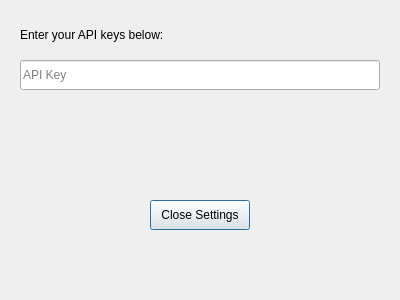
Qt form settings.ui (nakkasoft/das-worklog) before a commit.
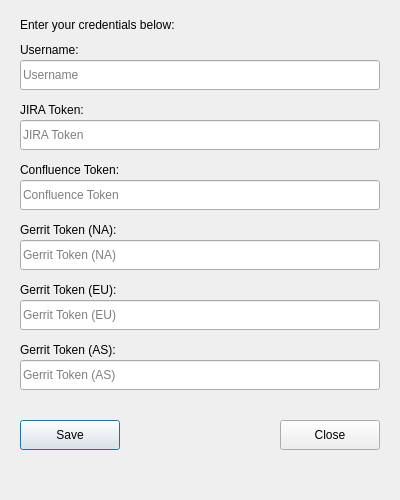
The same form after that commit.

Diff of the .ui file:
```diff
--- a/settings.ui
+++ b/settings.ui
@@ -7,7 +7,7 @@
     <x>0</x>
     <y>0</y>
     <width>400</width>
-    <height>300</height>
+    <height>500</height>
    </rect>
   </property>
   <property name="windowTitle">
@@ -18,16 +18,29 @@
     <property name="geometry">
      <rect>
       <x>20</x>
-      <y>20</y>
+      <y>10</y>
       <width>360</width>
       <height>30</height>
      </rect>
     </property>
     <property name="text">
-     <string>Enter your API keys below:</string>
+     <string>Enter your credentials below:</string>
     </property>
    </widget>
-   <widget class="QLineEdit" name="apiKeyInput">
+   <widget class="QLabel" name="usernameLabel">
+    <property name="geometry">
+     <rect>
+      <x>20</x>
+      <y>40</y>
+      <width>360</width>
+      <height>20</height>
+     </rect>
+    </property>
+    <property name="text">
+     <string>Username:</string>
+    </property>
+   </widget>
+   <widget class="QLineEdit" name="usernameInput">
     <property name="geometry">
      <rect>
       <x>20</x>
@@ -37,20 +50,163 @@
      </rect>
     </property>
     <property name="placeholderText">
-     <string>API Key</string>
+     <string>Username</string>
+    </property>
+   </widget>
+   <widget class="QLabel" name="jiraTokenLabel">
+    <property name="geometry">
+     <rect>
+      <x>20</x>
+      <y>100</y>
+      <width>360</width>
+      <height>20</height>
+     </rect>
+    </property>
+    <property name="text">
+     <string>JIRA Token:</string>
+    </property>
+   </widget>
+   <widget class="QLineEdit" name="jiraTokenInput">
+    <property name="geometry">
+     <rect>
+      <x>20</x>
+      <y>120</y>
+      <width>360</width>
+      <height>30</height>
+     </rect>
+    </property>
+    <property name="placeholderText">
+     <string>JIRA Token</string>
+    </property>
+   </widget>
+   <widget class="QLabel" name="confluenceTokenLabel">
+    <property name="geometry">
+     <rect>
+      <x>20</x>
+      <y>160</y>
+      <width>360</width>
+      <height>20</height>
+     </rect>
+    </property>
+    <property name="text">
+     <string>Confluence Token:</string>
+    </property>
+   </widget>
+   <widget class="QLineEdit" name="confluenceTokenInput">
+    <property name="geometry">
+     <rect>
+      <x>20</x>
+      <y>180</y>
+      <width>360</width>
+      <height>30</height>
+     </rect>
+    </property>
+    <property name="placeholderText">
+     <string>Confluence Token</string>
+    </property>
+   </widget>
+   <widget class="QLabel" name="gerritTokenNaLabel">
+    <property name="geometry">
+     <rect>
+      <x>20</x>
+      <y>220</y>
+      <width>360</width>
+      <height>20</height>
+     </rect>
+    </property>
+    <property name="text">
+     <string>Gerrit Token (NA):</string>
+    </property>
+   </widget>
+   <widget class="QLineEdit" name="gerritTokenNaInput">
+    <property name="geometry">
+     <rect>
+      <x>20</x>
+      <y>240</y>
+      <width>360</width>
+      <height>30</height>
+     </rect>
+    </property>
+    <property name="placeholderText">
+     <string>Gerrit Token (NA)</string>
+    </property>
+   </widget>
+   <widget class="QLabel" name="gerritTokenEuLabel">
+    <property name="geometry">
+     <rect>
+      <x>20</x>
+      <y>280</y>
+      <width>360</width>
+      <height>20</height>
+     </rect>
+    </property>
+    <property name="text">
+     <string>Gerrit Token (EU):</string>
+    </property>
+   </widget>
+   <widget class="QLineEdit" name="gerritTokenEuInput">
+    <property name="geometry">
+     <rect>
+      <x>20</x>
+      <y>300</y>
+      <width>360</width>
+      <height>30</height>
+     </rect>
+    </property>
+    <property name="placeholderText">
+     <string>Gerrit Token (EU)</string>
+    </property>
+   </widget>
+   <widget class="QLabel" name="gerritTokenAsLabel">
+    <property name="geometry">
+     <rect>
+      <x>20</x>
+      <y>340</y>
+      <width>360</width>
+      <height>20</height>
+     </rect>
+    </property>
+    <property name="text">
+     <string>Gerrit Token (AS):</string>
+    </property>
+   </widget>
+   <widget class="QLineEdit" name="gerritTokenAsInput">
+    <property name="geometry">
+     <rect>
+      <x>20</x>
+      <y>360</y>
+      <width>360</width>
+      <height>30</height>
+     </rect>
+    </property>
+    <property name="placeholderText">
+     <string>Gerrit Token (AS)</string>
+    </property>
+   </widget>
+   <widget class="QPushButton" name="saveSettingsButton">
+    <property name="geometry">
+     <rect>
+      <x>20</x>
+      <y>420</y>
+      <width>100</width>
+      <height>30</height>
+     </rect>
+    </property>
+    <property name="text">
+     <string>Save</string>
     </property>
    </widget>
    <widget class="QPushButton" name="closeSettingsButton">
     <property name="geometry">
      <rect>
-      <x>150</x>
-      <y>200</y>
+      <x>280</x>
+      <y>420</y>
       <width>100</width>
       <height>30</height>
      </rect>
     </property>
     <property name="text">
-     <string>Close Settings</string>
+     <string>Close</string>
     </property>
    </widget>
   </widget>
```
